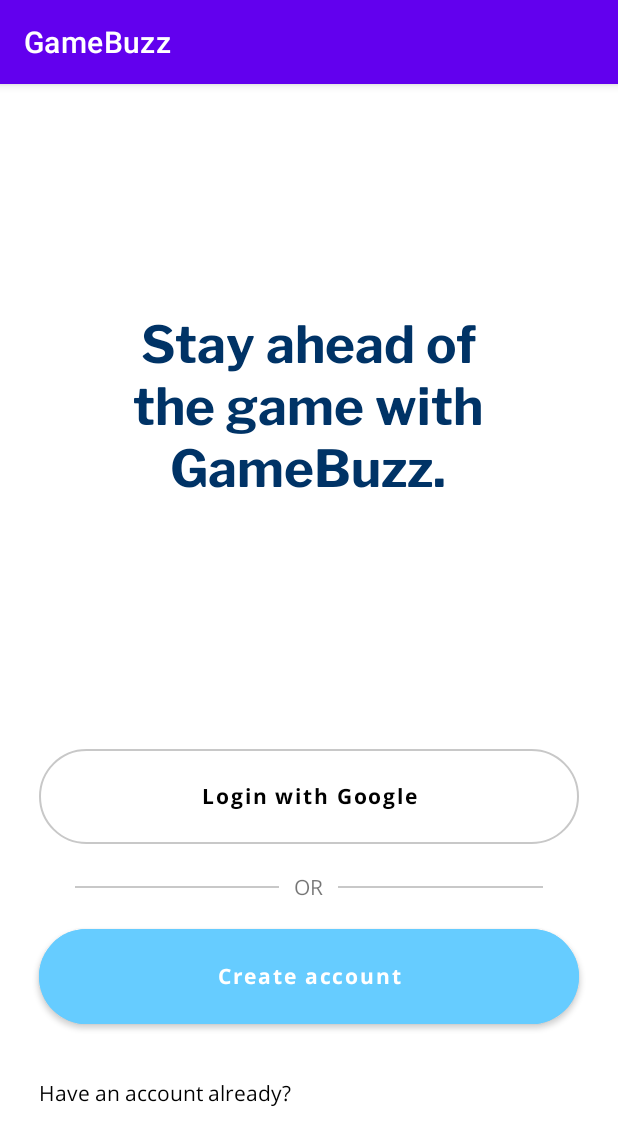
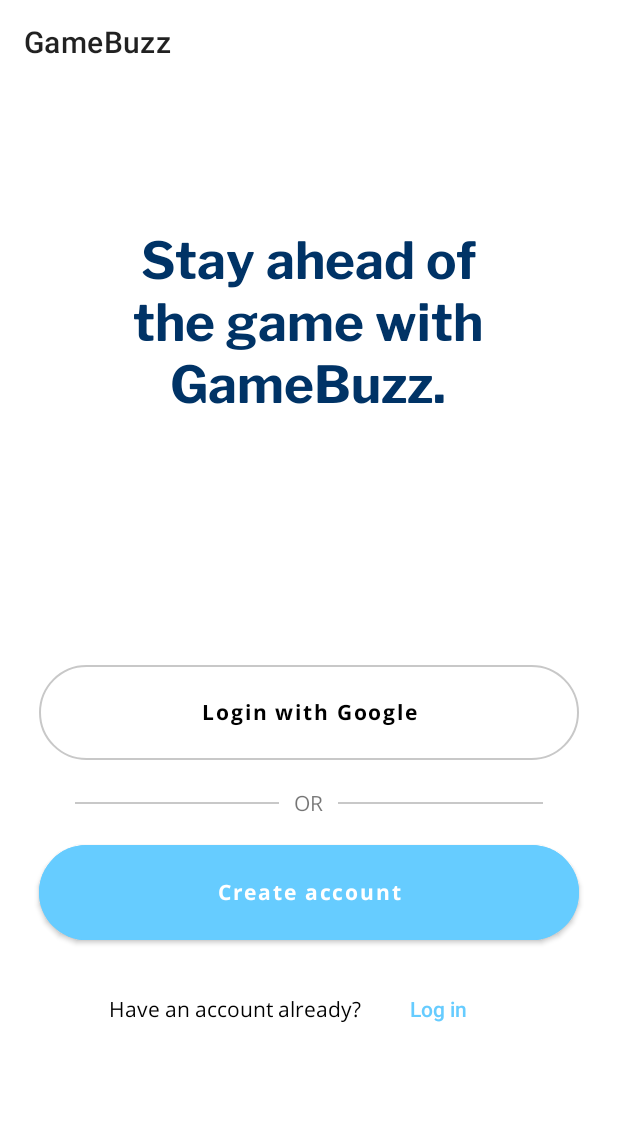
Before and after one commit to francescobarbieri/GameBuzz, an Android app: the screen it shows after launch (MainActivity), on a phone screen of 412 x 824 dp. Shown: the top 1145 px of the screen. Run offline under Robolectric (Android 15) with nearby library versions, the light colour scheme and no system bars.

Commit message:
Starting GameBuzz v2

```diff
--- a/app/src/main/java/com/gamebuzz/MainActivity.java
+++ b/app/src/main/java/com/gamebuzz/MainActivity.java
@@ -1,6 +1,7 @@
 package com.gamebuzz;
 
 import androidx.appcompat.app.AppCompatActivity;
+import androidx.appcompat.widget.Toolbar;
 
 import android.os.Bundle;
 
@@ -10,5 +11,9 @@
     protected void onCreate(Bundle savedInstanceState) {
         super.onCreate(savedInstanceState);
         setContentView(R.layout.activity_main);
+
+        Toolbar myToolbar = (androidx.appcompat.widget.Toolbar) findViewById(R.id.my_toolbar);
+        setSupportActionBar(myToolbar);
     }
+
 }
--- a/app/src/main/res/layout/activity_main.xml
+++ b/app/src/main/res/layout/activity_main.xml
@@ -4,7 +4,20 @@
     xmlns:tools="http://schemas.android.com/tools"
     android:layout_width="match_parent"
     android:layout_height="match_parent"
+    android:background="@android:color/transparent"
+    android:backgroundTint="@android:color/transparent"
     tools:context=".MainActivity">
+
+    <androidx.appcompat.widget.Toolbar
+        android:id="@+id/my_toolbar"
+        android:layout_width="0dp"
+        android:layout_height="?attr/actionBarSize"
+        android:background="@android:color/transparent"
+        android:elevation="4dp"
+        android:theme="@style/ThemeOverlay.AppCompat.ActionBar"
+        app:layout_constraintEnd_toEndOf="parent"
+        app:layout_constraintStart_toStartOf="parent"
+        app:layout_constraintTop_toTopOf="parent" />
 
     <TextView
         android:id="@+id/textView2"
@@ -123,7 +136,28 @@
         android:fontFamily="@font/open_sans"
         android:text="Have an account already? "
         android:textColor="@color/black"
-        app:layout_constraintStart_toStartOf="@+id/guideline3"
+        app:layout_constraintEnd_toStartOf="@+id/button6"
+        app:layout_constraintHorizontal_bias="0.5"
+        app:layout_constraintHorizontal_chainStyle="packed"
+        app:layout_constraintStart_toStartOf="parent"
         app:layout_constraintTop_toBottomOf="@+id/button3" />
 
+    <Button
+        android:id="@+id/button6"
+        style="@style/Widget.AppCompat.Button.Borderless"
+        android:layout_width="96dp"
+        android:layout_height="51dp"
+        android:checkable="false"
+        android:scrollbarThumbHorizontal="@android:color/transparent"
+        android:scrollbarThumbVertical="@android:color/transparent"
+        android:scrollbarTrackVertical="@android:color/transparent"
+        android:text="Log in"
+        android:textAllCaps="false"
+        android:textColor="@color/main_azure"
+        app:layout_constraintBaseline_toBaselineOf="@+id/textView3"
+        app:layout_constraintEnd_toEndOf="parent"
+        app:layout_constraintHorizontal_bias="0.5"
+        app:layout_constraintStart_toEndOf="@+id/textView3"
+        app:rippleColor="@android:color/transparent" />
+
 </androidx.constraintlayout.widget.ConstraintLayout>
--- /dev/null
+++ b/app/src/main/res/menu/layout_appbar.xml
@@ -0,0 +1,6 @@
+<menu xmlns:android="http://schemas.android.com/apk/res/android">
+    <item
+        android:id="@+id/action_favorite"
+        android:title="Mannaggia"
+        />
+</menu>
--- a/app/src/main/res/values/themes.xml
+++ b/app/src/main/res/values/themes.xml
@@ -1,6 +1,6 @@
 <resources xmlns:tools="http://schemas.android.com/tools">
     <!-- Base application theme. -->
-    <style name="Theme.GameBuzz" parent="Theme.MaterialComponents.DayNight.DarkActionBar">
+    <style name="Theme.GameBuzz" parent="Theme.MaterialComponents.DayNight.NoActionBar">
         <!-- Primary brand color. -->
         <item name="colorPrimary">@color/purple_500</item>
         <item name="colorPrimaryVariant">@color/purple_700</item>
```
